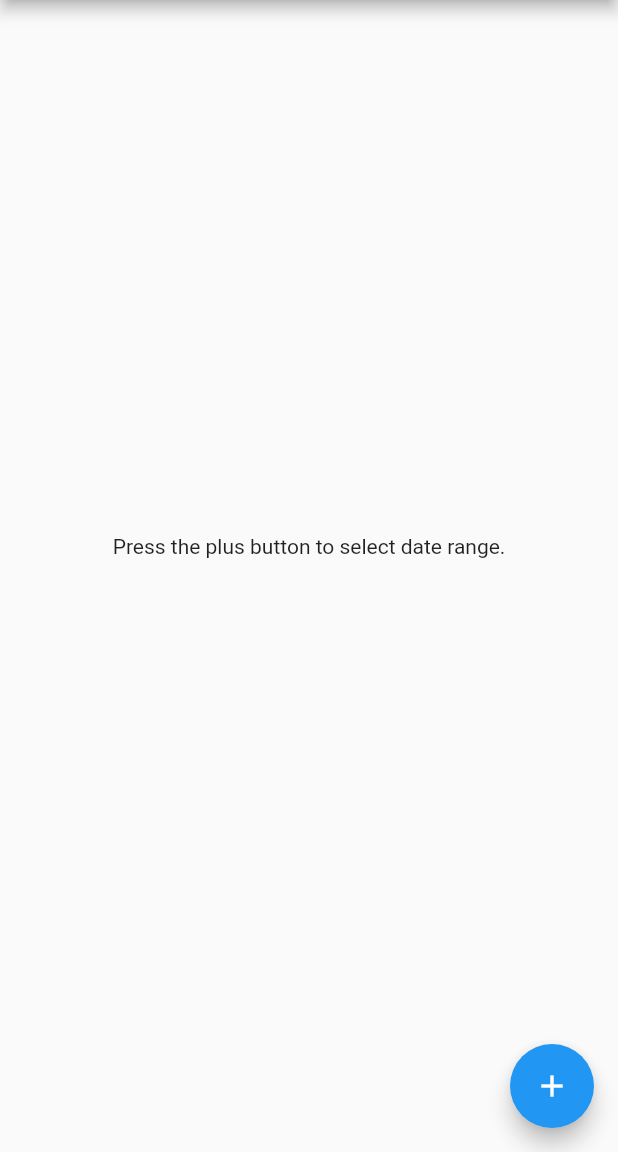
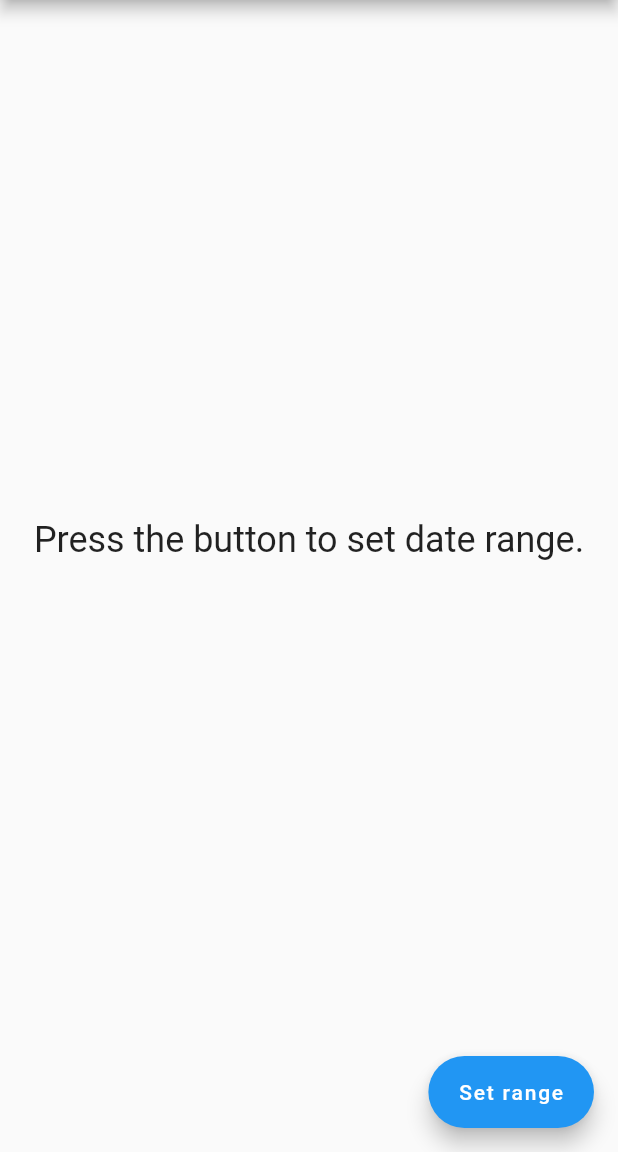
Before and after one commit to softrabbit/coingecko-scraper, a Flutter app: the screen it shows after launch, on a phone screen of 412 x 824 dp, the part 84-1236 px from its top. Run offline on Flutter 3.47's test engine with Material 2 defaults, Android fonts, the phone set to English and light mode, and no system bars.

Commit message:
Minor tweaks: add URL to README, add display of time range.

```diff
--- a/lib/ui/screen.dart
+++ b/lib/ui/screen.dart
@@ -11,36 +11,38 @@ class MyHomePage extends StatefulWidget {
 }
 
 class _MyHomePageState extends State<MyHomePage> {
-  DateTimeRange? when = null;
+  DateTimeRange? _when = null;
+  String _dateRange = "Press the button to set date range.";
+  String _bearish = "";
+  String _highestVolume = "";
+  String _optimalDates = "";
+
+  String _toDateString(DateTime dt) {
+    return dt.year.toString() +
+        "-" +
+        dt.month.toString().padLeft(2, '0') +
+        "-" +
+        dt.day.toString().padLeft(2, '0');
+  }
 
   Future<void> _selectDate(BuildContext context) async {
     final DateTimeRange? pickedRange = await showDateRangePicker(
-        initialDateRange: when,
+        initialDateRange: _when,
         context: context,
-        firstDate: DateTime(2009, 1, 1),
+        firstDate: DateTime(2009, 1, 1), // Bitcoin released 2009-01-03
         lastDate: DateTime.now());
-    if (pickedRange != null && pickedRange != when) {
+    if (pickedRange != null && pickedRange != _when) {
       setState(() {
-        when = pickedRange;
+        _when = pickedRange;
+        _dateRange =
+            _toDateString(_when!.start) + " - " + _toDateString(_when!.end);
       });
     }
   }
 
-  void _incrementCounter() {
-    setState(() {
-      // This call to setState tells the Flutter framework that something has
-      // changed in this State, which causes it to rerun the build method below
-      // so that the display can reflect the updated values. If we changed
-      // _counter without calling setState(), then the build method would not be
-      // called again, and so nothing would appear to happen.
-    });
-  }
-
   @override
   Widget build(BuildContext context) {
-    // This method is rerun every time setState is called, for instance as done
-    // by the _incrementCounter method above.
-    //
+    // This method is rerun every time setState is called.
     // The Flutter framework has been optimized to make rerunning build methods
     // fast, so that you can just rebuild anything that needs updating rather
     // than having to individually change instances of widgets.
@@ -70,20 +72,27 @@ class _MyHomePageState extends State<MyHomePage> {
           // horizontal).
           mainAxisAlignment: MainAxisAlignment.center,
           children: <Widget>[
-            const Text(
-              'Press the plus button to select date range.',
+            Text(
+              '$_dateRange',
+              style: Theme.of(context).textTheme.headline5,
             ),
             Text(
-              '',
-              style: Theme.of(context).textTheme.headline4,
+              '$_bearish',
+            ),
+            Text(
+              '$_highestVolume',
+            ),
+            Text(
+              '$_optimalDates',
             ),
           ],
         ),
       ),
-      floatingActionButton: FloatingActionButton(
+      floatingActionButton: FloatingActionButton.extended(
         onPressed: () => _selectDate(context),
         tooltip: 'Set date range',
-        child: const Icon(Icons.add),
+        // child: const Text('Set range'),
+        label: const Text('Set range'),
       ), // This trailing comma makes auto-formatting nicer for build methods.
     );
   }
```
Also changed, not shown: 1 other file.
